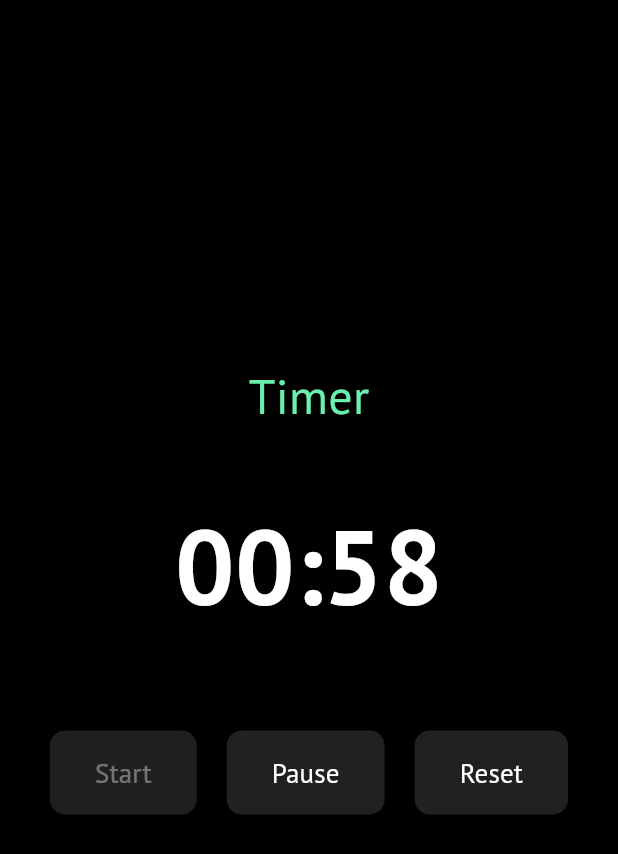
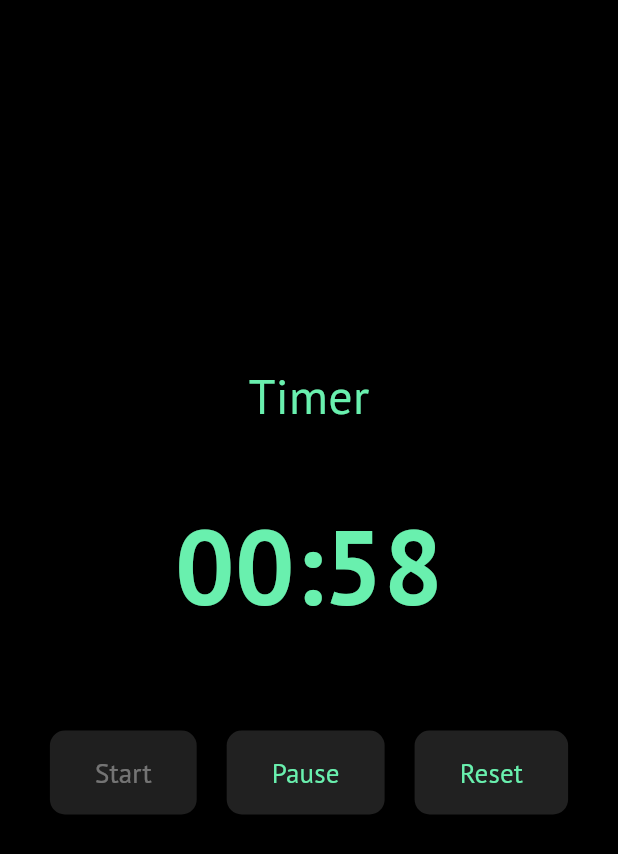
Before and after one commit to zenzalepik/sc_aplikasi_za_time_qu, a Flutter app: the TimerPage screen opened directly, after a tap on "Start", on a phone screen of 412 x 824 dp. Shown: the top 854 px of the screen. Run offline on Flutter 3.47's test engine with Material 3 defaults, Android fonts, the phone set to English and light mode, and no system bars; our stand-ins replace flutter_colorpicker, google_fonts, shared_preferences; accounts and stored records are empty.

Commit message:
layout & change color

```diff
--- a/lib/features/clock/presentation/pages/clock_page.dart
+++ b/lib/features/clock/presentation/pages/clock_page.dart
@@ -4,6 +4,7 @@ import 'package:shared_preferences/shared_preferences.dart';
 import 'package:google_fonts/google_fonts.dart';
 import 'package:provider/provider.dart';
 import '../../../../core/services/time_service.dart';
+import '../../../../core/services/ui_service.dart';
 
 class ClockPage extends StatefulWidget {
   const ClockPage({super.key});
@@ -83,17 +84,8 @@ class _ClockPageState extends State<ClockPage> {
 
   @override
   Widget build(BuildContext context) {
-    final timeService = Provider.of<TimeService>(context);
-
-    // Stopwatch Data
-    final sw = timeService.stopwatchElapsed;
-    final swText =
-        "${two(sw.inMinutes)}:${two(sw.inSeconds % 60)}:${two((sw.inMilliseconds ~/ 10) % 100)}";
-
-    // Timer Data
-    final timerDuration = timeService.timerCurrentRemaining;
-    final timerText =
-        "${two(timerDuration.inMinutes)}:${two(timerDuration.inSeconds % 60)}";
+    // Access TimeService without listening to avoid full rebuilds
+    final timeService = Provider.of<TimeService>(context, listen: false);
 
     // Determine the color for the current day displayed
     final currentDayIndex = DateTime.now().weekday - 1;
@@ -149,6 +141,10 @@ class _ClockPageState extends State<ClockPage> {
 
             // Redesigned Clock Display
             Center(
+              child: GestureDetector(
+                onTap: () {
+                  Provider.of<UIService>(context, listen: false).toggleNavbar();
+                },
                 child: Stack(
                   clipBehavior: Clip.none,
                   children: [
@@ -188,6 +184,7 @@ class _ClockPageState extends State<ClockPage> {
                   ],
                 ),
               ),
+            ),
 
             Center(child: Text(date, style: GoogleFonts.ptSans(fontSize: 26))),
             const SizedBox(height: 30),
@@ -206,24 +203,42 @@ class _ClockPageState extends State<ClockPage> {
               ),
             ),
 
-            Center(
+            // Use Consumer to rebuild only this part when TimeService updates
+            Consumer<TimeService>(
+              builder: (context, timeService, child) {
+                final sw = timeService.stopwatchElapsed;
+                final swText =
+                    "${two(sw.inMinutes)}:${two(sw.inSeconds % 60)}:${two((sw.inMilliseconds ~/ 10) % 100)}";
+                return Center(
                   child: Text(swText, style: GoogleFonts.ptSans(fontSize: 50)),
+                );
+              },
             ),
 
             Row(
               mainAxisAlignment: MainAxisAlignment.center,
               children: [
+                // Use Selector to rebuild buttons only when running state changes
+                Selector<TimeService, bool>(
+                  selector: (_, service) => service.stopwatchRunning,
+                  builder: (context, isRunning, child) {
+                    return Row(
+                      children: [
                         TextButton(
-                  onPressed: timeService.stopwatchRunning
+                          onPressed: isRunning
                               ? null
                               : timeService.startStopwatch,
                           child: Text("Start", style: GoogleFonts.ptSans()),
                         ),
                         TextButton(
-                  onPressed: timeService.stopwatchRunning
+                          onPressed: isRunning
                               ? timeService.stopStopwatch
                               : null,
                           child: Text("Stop", style: GoogleFonts.ptSans()),
+                        ),
+                      ],
+                    );
+                  },
                 ),
                 TextButton(
                   onPressed: timeService.resetStopwatch,
@@ -241,24 +256,41 @@ class _ClockPageState extends State<ClockPage> {
 
             Text("Timer", style: GoogleFonts.ptSans(fontSize: 28)),
 
-            Center(
-              child: Text(timerText, style: GoogleFonts.ptSans(fontSize: 50)),
+            // Use Consumer for Timer display
+            Consumer<TimeService>(
+              builder: (context, timeService, child) {
+                final timerDuration = timeService.timerCurrentRemaining;
+                final timerText =
+                    "${two(timerDuration.inMinutes)}:${two(timerDuration.inSeconds % 60)}";
+                return Center(
+                  child: Text(
+                    timerText,
+                    style: GoogleFonts.ptSans(fontSize: 50),
+                  ),
+                );
+              },
             ),
 
             Row(
               mainAxisAlignment: MainAxisAlignment.center,
               children: [
+                // Use Selector for Timer buttons
+                Selector<TimeService, bool>(
+                  selector: (_, service) => service.timerRunning,
+                  builder: (context, isRunning, child) {
+                    return Row(
+                      children: [
                         TextButton(
-                  onPressed: timeService.timerRunning
-                      ? null
-                      : timeService.startTimer,
+                          onPressed: isRunning ? null : timeService.startTimer,
                           child: Text("Start", style: GoogleFonts.ptSans()),
                         ),
                         TextButton(
-                  onPressed: timeService.timerRunning
-                      ? timeService.stopTimer
-                      : null,
+                          onPressed: isRunning ? timeService.stopTimer : null,
                           child: Text("Pause", style: GoogleFonts.ptSans()),
+                        ),
+                      ],
+                    );
+                  },
                 ),
                 TextButton(
                   onPressed: timeService.resetTimer,
--- a/lib/features/clock/presentation/pages/timer_page.dart
+++ b/lib/features/clock/presentation/pages/timer_page.dart
@@ -10,13 +10,11 @@ class TimerPage extends StatelessWidget {
 
   @override
   Widget build(BuildContext context) {
-    final timeService = Provider.of<TimeService>(context);
-    final duration = timeService.timerCurrentRemaining;
-    final timerText =
-        "${two(duration.inMinutes)}:${two(duration.inSeconds % 60)}";
+    // Access TimeService without listening
+    final timeService = Provider.of<TimeService>(context, listen: false);
 
     return Scaffold(
-      backgroundColor: Colors.black,
+      backgroundColor: Theme.of(context).scaffoldBackgroundColor,
       body: SafeArea(
         child: Center(
           child: Column(
@@ -25,46 +23,72 @@ class TimerPage extends StatelessWidget {
               Text(
                 "Timer",
                 style: GoogleFonts.ptSans(
-                  color: Colors.greenAccent,
+                  color: Theme.of(context).primaryColor,
                   fontSize: 32,
                 ),
               ),
               const SizedBox(height: 40),
-              Text(
+
+              // Use Consumer for ticking text
+              Consumer<TimeService>(
+                builder: (context, timeService, child) {
+                  final duration = timeService.timerCurrentRemaining;
+                  final timerText =
+                      "${two(duration.inMinutes)}:${two(duration.inSeconds % 60)}";
+                  return Text(
                     timerText,
                     style: GoogleFonts.ptSans(
                       fontSize: 70,
                       fontWeight: FontWeight.bold,
-                  color: Colors.white,
+                      color: Theme.of(context).primaryColor,
                     ),
+                  );
+                },
               ),
+
               const SizedBox(height: 60),
-              Row(
+
+              // Use Selector for buttons
+              Selector<TimeService, bool>(
+                selector: (_, service) => service.timerRunning,
+                builder: (context, isRunning, child) {
+                  return Row(
                     mainAxisAlignment: MainAxisAlignment.center,
                     children: [
                       _buildButton(
+                        context,
                         label: "Start",
-                    onPressed: timeService.timerRunning
-                        ? null
-                        : timeService.startTimer,
+                        onPressed: isRunning ? null : timeService.startTimer,
                       ),
                       const SizedBox(width: 20),
                       _buildButton(
+                        context,
                         label: "Pause",
-                    onPressed: timeService.timerRunning
-                        ? timeService.stopTimer
-                        : null,
+                        onPressed: isRunning ? timeService.stopTimer : null,
                       ),
                       const SizedBox(width: 20),
                       _buildButton(
+                        context,
                         label: "Reset",
                         onPressed: timeService.resetTimer,
                       ),
                     ],
+                  );
+                },
               ),
+
               const SizedBox(height: 40),
-              if (!timeService.timerRunning)
-                _buildDurationPicker(context, timeService),
+
+              // Use Selector for duration picker visibility
+              Selector<TimeService, bool>(
+                selector: (_, service) => service.timerRunning,
+                builder: (context, isRunning, child) {
+                  if (!isRunning) {
+                    return _buildDurationPicker(context, timeService);
+                  }
+                  return const SizedBox.shrink();
+                },
+              ),
             ],
           ),
         ),
@@ -72,12 +96,16 @@ class TimerPage extends StatelessWidget {
     );
   }
 
-  Widget _buildButton({required String label, VoidCallback? onPressed}) {
+  Widget _buildButton(
+    BuildContext context, {
+    required String label,
+    VoidCallback? onPressed,
+  }) {
     return ElevatedButton(
       onPressed: onPressed,
       style: ElevatedButton.styleFrom(
         backgroundColor: Colors.grey[900],
-        foregroundColor: Colors.white,
+        foregroundColor: Theme.of(context).primaryColor,
         padding: const EdgeInsets.symmetric(horizontal: 30, vertical: 15),
         shape: RoundedRectangleBorder(borderRadius: BorderRadius.circular(10)),
       ),
@@ -121,7 +149,10 @@ class TimerPage extends StatelessWidget {
   ) {
     return TextButton(
       onPressed: () => timeService.setTimerDuration(duration),
-      child: Text(label, style: GoogleFonts.ptSans(color: Colors.greenAccent)),
+      child: Text(
+        label,
+        style: GoogleFonts.ptSans(color: Theme.of(context).primaryColor),
+      ),
     );
   }
 }
--- a/lib/main.dart
+++ b/lib/main.dart
@@ -3,6 +3,7 @@ import 'app.dart';
 import 'package:provider/provider.dart';
 import 'core/services/time_service.dart';
 import 'core/services/theme_service.dart';
+import 'core/services/ui_service.dart';
 
 void main() async {
   WidgetsFlutterBinding.ensureInitialized();
@@ -13,11 +14,14 @@ void main() async {
   final themeService = ThemeService();
   await themeService.init();
 
+  final uiService = UIService();
+
   runApp(
     MultiProvider(
       providers: [
         ChangeNotifierProvider.value(value: timeService),
         ChangeNotifierProvider.value(value: themeService),
+        ChangeNotifierProvider.value(value: uiService),
       ],
       child: const DigitalClockApp(),
     ),
```
Also changed, not shown: lib/core/services/ui_service.dart (added, +26 -0 lines), lib/features/clock/presentation/pages/stopwatch_page.dart (+35 -15 lines), lib/features/home/presentation/pages/home_page.dart (+19 -2 lines). Lines whose indentation alone changed are shown as unchanged.
